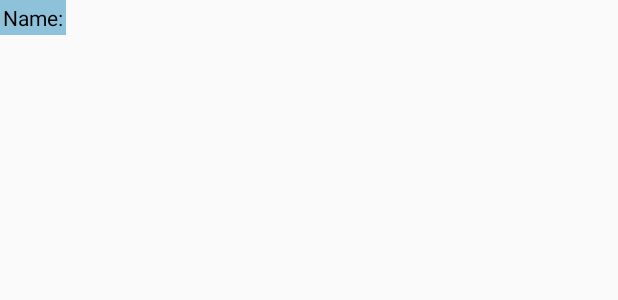
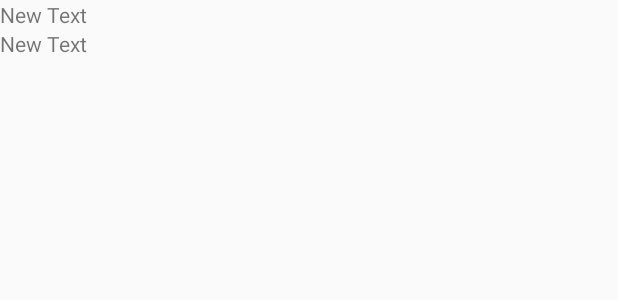
Before and after one commit to PerrySetGo/Android-KnowYourRep, an Android app: the layout rep_list_item.xml on its own in the app's theme, with its tools: preview values and no code run, on a phone screen of 412 x 824 dp. Shown: the top 300 px of the screen. Run offline under Robolectric (Android 15) with nearby library versions, the phone set to English and light mode, and no system bars.

Commit message:
successfully output list of representatives to page with name and democratic party

```diff
--- a/app/src/main/java/com/example/guest/knowyourrep/RepAdapter.java
+++ b/app/src/main/java/com/example/guest/knowyourrep/RepAdapter.java
@@ -26,13 +26,15 @@ public class RepAdapter extends BaseAdapter {
             convertView = LayoutInflater.from(mContext).inflate(R.layout.rep_list_item, null);
             holder = new ViewHolder();
             holder.nameLabel = (TextView) convertView.findViewById(R.id.nameLabel);
+            holder.partyLabel = (TextView) convertView.findViewById(R.id.partyLabel);
 
             convertView.setTag(holder);
         } else {
             holder = (ViewHolder) convertView.getTag();
         }
         Representative representative = mRepList.get(position);
-        holder.nameLabel.setText(representative.getFirstName() + " " + representative.getLastName());
+        holder.nameLabel.setText("Name: " + representative.getFirstName() + " " + representative.getLastName());
+        holder.partyLabel.setText("Political Party: " + representative.getParty());
         return convertView;
     }
 
@@ -53,6 +55,7 @@ public class RepAdapter extends BaseAdapter {
 
     private static class ViewHolder {
         TextView nameLabel;
+        TextView partyLabel;
     }
 
 }
--- a/app/src/main/java/com/example/guest/knowyourrep/ShowRepActivity.java
+++ b/app/src/main/java/com/example/guest/knowyourrep/ShowRepActivity.java
@@ -128,8 +128,8 @@ public class ShowRepActivity extends ListActivity {
     }
 
     private void setupContent(){
+        mAdapter = new RepAdapter(this, mRepList);
         setListAdapter(mAdapter);
-        mAdapter = new RepAdapter(this, mRepList);
     }
 
     private void alertUserAboutError() {
--- a/app/src/main/res/layout/rep_list_item.xml
+++ b/app/src/main/res/layout/rep_list_item.xml
@@ -1,19 +1,24 @@
 <?xml version="1.0" encoding="utf-8"?>
 <RelativeLayout xmlns:android="http://schemas.android.com/apk/res/android"
+                android:orientation="vertical"
                 android:layout_width="match_parent"
-                android:layout_height="match_parent">
+                android:layout_height="wrap_content">
 
     <TextView
         android:layout_width="wrap_content"
         android:layout_height="wrap_content"
-        android:textAppearance="?android:attr/textAppearanceSmall"
-        android:text="Name:"
+        android:text="New Text"
         android:id="@+id/nameLabel"
-        android:enabled="true"
-        android:background="#8ec1da"
-        android:textColor="@android:color/black"
-        android:padding="2dp"
+        android:layout_alignParentTop="true"
         android:layout_alignParentLeft="true"
         android:layout_alignParentStart="true"/>
 
+    <TextView
+        android:layout_width="wrap_content"
+        android:layout_height="wrap_content"
+        android:text="New Text"
+        android:id="@+id/partyLabel"
+        android:layout_below="@+id/nameLabel"
+        android:layout_alignParentLeft="true"
+        android:layout_alignParentStart="true"/>
 </RelativeLayout>
```
Also changed, not shown: 1 other file.
